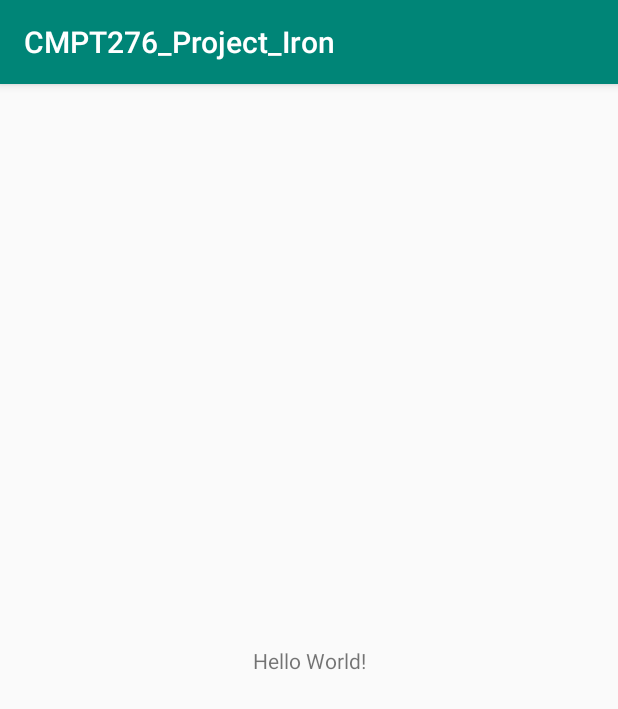
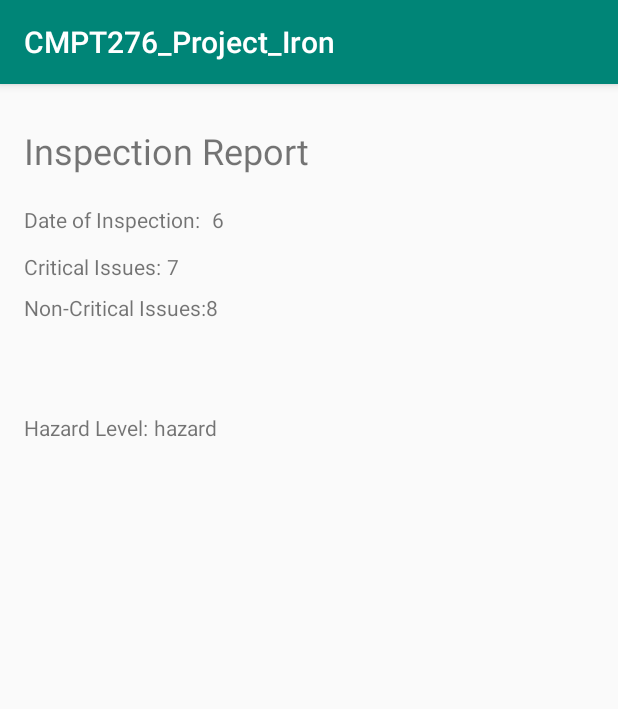
Before and after one commit to vShlapachenko/Surrey_Sanitary_Inspections_App, an Android app: the screen it shows after launch (MainActivity before the commit, InspectionDetails after it), on a phone screen of 412 x 824 dp. Shown: the top 709 px of the screen. Run offline under Robolectric (Android 15) with nearby library versions, the phone set to English and light mode, and no system bars.

Commit message:
Making activity with inspection data using inspection manager.

```diff
--- a/app/build.gradle
+++ b/app/build.gradle
@@ -5,7 +5,7 @@ android {
     buildToolsVersion "29.0.2"
     defaultConfig {
         applicationId "com.example.cmpt276_project_iron"
-        minSdkVersion 24
+        minSdkVersion 23
         targetSdkVersion 29
         versionCode 1
         versionName "1.0"
--- a/app/src/main/java/com/example/cmpt276_project_iron/MainActivity.java
+++ b/app/src/main/java/com/example/cmpt276_project_iron/MainActivity.java
@@ -2,9 +2,11 @@ package com.example.cmpt276_project_iron;
 
 import androidx.appcompat.app.AppCompatActivity;
 
+import android.content.Intent;
 import android.os.Bundle;
 import android.util.Log;
 
+import com.example.cmpt276_project_iron.UI.InspectionDetails;
 import com.example.cmpt276_project_iron.model.InspectionManager;
 import com.example.cmpt276_project_iron.model.Restaurant;
 import com.example.cmpt276_project_iron.model.RestaurantManager;
@@ -13,11 +15,12 @@ import java.util.Arrays;
 import java.util.List;
 
 public class MainActivity extends AppCompatActivity {
-
+    private final int PICK_CONTACT_REQUEST = 8;
     @Override
     protected void onCreate(Bundle savedInstanceState) {
         super.onCreate(savedInstanceState);
         setContentView(R.layout.activity_main);
 
+        startActivityForResult(InspectionDetails.getIntent(MainActivity.this, 0), PICK_CONTACT_REQUEST);
     }
 }
--- a/app/src/main/java/com/example/cmpt276_project_iron/UI/InspectionDetails.java
+++ b/app/src/main/java/com/example/cmpt276_project_iron/UI/InspectionDetails.java
@@ -2,16 +2,48 @@ package com.example.cmpt276_project_iron.UI;
 
 import androidx.appcompat.app.AppCompatActivity;
 
+import android.content.Context;
+import android.content.Intent;
 import android.os.Bundle;
+import android.widget.TextView;
 
 import com.example.cmpt276_project_iron.R;
 import com.example.cmpt276_project_iron.model.Inspection;
+import com.example.cmpt276_project_iron.model.InspectionManager;
+import com.example.cmpt276_project_iron.model.RestaurantManager;
 
 public class InspectionDetails extends AppCompatActivity {
     private Inspection restaurantInspection;
+    // index to find inspection in inspection manager must be passed in
     @Override
     protected void onCreate(Bundle savedInstanceState) {
         super.onCreate(savedInstanceState);
         setContentView(R.layout.activity_inspection_details);
+
+
+        TextView inspectionDate = findViewById(R.id.inspection_number);
+        inspectionDate.setText("6"); // switch to date when inspection is passed in
+
+        TextView criticalIssues = findViewById(R.id.num_critical_issues);
+        criticalIssues.setText("7"); // switch to actaul issues when thing is passed in
+
+        TextView nonCriticalIssues = findViewById(R.id.num_nc);
+        nonCriticalIssues.setText("8"); // switch to actaul issues when thing is passed in
+    }
+
+    public void getInspectionIndex(){
+        int index = getIntent().getIntExtra("curInspection", 0);
+        InspectionManager i = InspectionManager.getInstance();
+        restaurantInspection = i.getList().get(index);
+    }
+
+
+    public static Intent getIntent(Context context, int index){
+        Intent intent = new Intent(context, InspectionDetails.class);
+
+        intent.putExtra("curInspection", index);
+
+        return intent;
+
     }
 }
--- a/app/src/main/java/com/example/cmpt276_project_iron/model/InspectionManager.java
+++ b/app/src/main/java/com/example/cmpt276_project_iron/model/InspectionManager.java
@@ -31,7 +31,7 @@ public class InspectionManager {
                 numNonCritical, hazardLevel, violationList));
     }
 
-    List<Inspection> getList() {
+    public List<Inspection> getList() {
         return inspectionList;
     }
 
--- a/app/src/main/res/layout/activity_inspection_details.xml
+++ b/app/src/main/res/layout/activity_inspection_details.xml
@@ -42,7 +42,7 @@
         android:layout_width="wrap_content"
         android:layout_height="wrap_content"
         android:layout_marginStart="16dp"
-        android:layout_marginTop="16dp"
+        android:layout_marginTop="88dp"
         android:text="@string/hazard_level"
         app:layout_constraintStart_toStartOf="parent"
         app:layout_constraintTop_toBottomOf="@+id/crit_issues" />
@@ -51,7 +51,57 @@
         android:id="@+id/listof_violations"
         android:layout_width="409dp"
         android:layout_height="563dp"
-        android:layout_marginTop="36dp"
+        android:layout_marginTop="96dp"
         app:layout_constraintStart_toStartOf="parent"
         app:layout_constraintTop_toBottomOf="@+id/hazard_level" />
+
+    <TextView
+        android:id="@+id/inspection_number"
+        android:layout_width="wrap_content"
+        android:layout_height="wrap_content"
+        android:layout_marginStart="8dp"
+        android:layout_marginTop="20dp"
+        android:text="@string/inspections"
+        app:layout_constraintStart_toEndOf="@+id/inspection_date"
+        app:layout_constraintTop_toBottomOf="@+id/inspection" />
+
+    <TextView
+        android:id="@+id/num_critical_issues"
+        android:layout_width="wrap_content"
+        android:layout_height="wrap_content"
+        android:layout_marginStart="4dp"
+        android:layout_marginTop="12dp"
+        android:text="@string/crticalissues"
+        app:layout_constraintStart_toEndOf="@+id/crit_issues"
+        app:layout_constraintTop_toBottomOf="@+id/inspection_number" />
+
+    <TextView
+        android:id="@+id/haz"
+        android:layout_width="wrap_content"
+        android:layout_height="wrap_content"
+        android:layout_marginStart="4dp"
+        android:layout_marginTop="88dp"
+        android:text="@string/hazard"
+        app:layout_constraintStart_toEndOf="@+id/hazard_level"
+        app:layout_constraintTop_toBottomOf="@+id/num_critical_issues" />
+
+    <TextView
+        android:id="@+id/non_critical"
+        android:layout_width="wrap_content"
+        android:layout_height="wrap_content"
+        android:layout_marginStart="16dp"
+        android:layout_marginTop="8dp"
+        android:text="@string/non_critical_issues"
+        app:layout_constraintStart_toStartOf="parent"
+        app:layout_constraintTop_toBottomOf="@+id/crit_issues" />
+
+    <TextView
+        android:id="@+id/num_nc"
+        android:layout_width="wrap_content"
+        android:layout_height="wrap_content"
+        android:layout_marginTop="8dp"
+        android:text="@string/noncrit"
+        app:layout_constraintStart_toEndOf="@+id/non_critical"
+        app:layout_constraintTop_toBottomOf="@+id/num_critical_issues" />
+
 </androidx.constraintlayout.widget.ConstraintLayout>
--- a/app/src/main/res/values/strings.xml
+++ b/app/src/main/res/values/strings.xml
@@ -4,4 +4,9 @@
     <string name="date_of_inspection">Date of Inspection:</string>
     <string name="critical_issues_inspection">Critical Issues:</string>
     <string name="hazard_level">Hazard Level:</string>
+    <string name="inspections">#Inspections</string>
+    <string name="crticalissues">#CrticalIssues</string>
+    <string name="hazard">hazard</string>
+    <string name="non_critical_issues">Non-Critical Issues:</string>
+    <string name="noncrit">#NonCrit</string>
 </resources>
```
